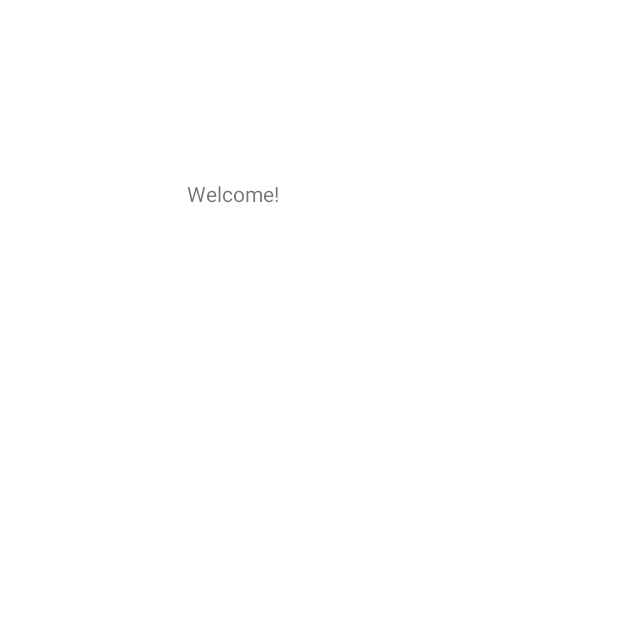
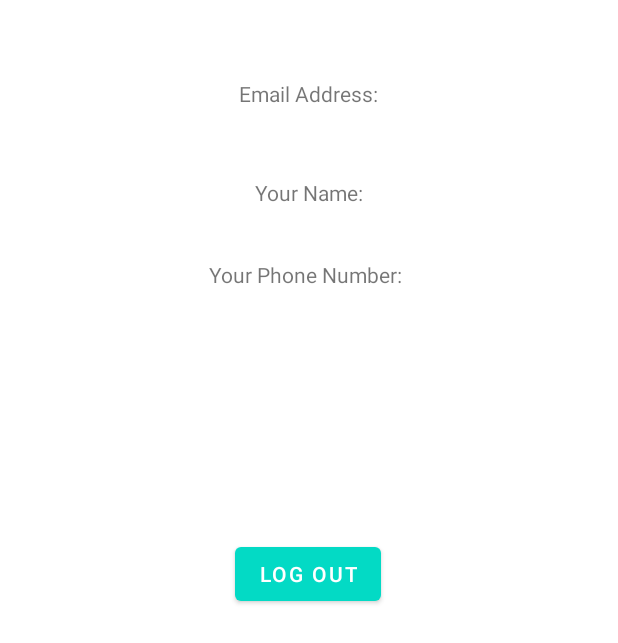
Before and after one commit to mateozikovic/SunBedReservation, an Android app: the ProfileActivity screen opened directly, with no data from a screen before it, on a phone screen of 412 x 824 dp. Before the commit the part shown is almost empty. Shown: the top 643 px of the screen. Run offline under Robolectric (Android 15) with nearby library versions, the phone set to English and light mode, and no system bars; our stand-ins replace Firebase (no records; nobody signed in at launch, a user with empty details on screens opened directly).

Commit message:
added profile activity

```diff
--- a/app/src/main/java/com/application/sunbedreservation/LoginActivity.java
+++ b/app/src/main/java/com/application/sunbedreservation/LoginActivity.java
@@ -18,6 +18,7 @@ import com.google.android.gms.tasks.OnCompleteListener;
 import com.google.android.gms.tasks.Task;
 import com.google.firebase.auth.AuthResult;
 import com.google.firebase.auth.FirebaseAuth;
+import com.google.firebase.auth.FirebaseUser;
 
 import org.w3c.dom.Text;
 
@@ -103,17 +104,22 @@ public class LoginActivity extends AppCompatActivity implements View.OnClickList
             @Override
             public void onComplete(@NonNull Task<AuthResult> task) {
                 if (task.isSuccessful()) {
-                    //redirect to user profile
-                    startActivity(new Intent(LoginActivity.this, ProfileActivity.class));
+                    FirebaseUser user = FirebaseAuth.getInstance().getCurrentUser();
+
+                    if (user.isEmailVerified()) {
+                        //Redirect to user profile
+                        startActivity(new Intent(LoginActivity.this, ProfileActivity.class));
+                    } else {
+                        user.sendEmailVerification();
+                        Toast.makeText(LoginActivity.this, "Check your email to verify your account!", Toast.LENGTH_LONG).show();
+                    }
 
                 } else {
-                    // Toast.makeText(LoginActivity.this, "Failed to login... Please try again!", Toast.LENGTH_LONG).show();
-
-                    Toast.makeText(LoginActivity.this, "Error: "+ task.getException().getMessage(), Toast.LENGTH_LONG).show();
+                    Toast.makeText(LoginActivity.this, "Failed to login... Please try again!", Toast.LENGTH_LONG).show();
+                    progressBarLogin.setVisibility(View.GONE);
+                    // Toast.makeText(LoginActivity.this, "Error: "+ task.getException().getMessage(), Toast.LENGTH_LONG).show();
                 }
             }
-
-
         });
     }
 }
--- a/app/src/main/java/com/application/sunbedreservation/ProfileActivity.java
+++ b/app/src/main/java/com/application/sunbedreservation/ProfileActivity.java
@@ -1,14 +1,75 @@
 package com.application.sunbedreservation;
 
+import androidx.annotation.NonNull;
 import androidx.appcompat.app.AppCompatActivity;
 
+import android.content.Intent;
 import android.os.Bundle;
+import android.view.View;
+import android.widget.Button;
+import android.widget.TextView;
+import android.widget.Toast;
+
+import com.google.firebase.auth.FirebaseAuth;
+import com.google.firebase.auth.FirebaseUser;
+import com.google.firebase.database.DataSnapshot;
+import com.google.firebase.database.DatabaseError;
+import com.google.firebase.database.DatabaseReference;
+import com.google.firebase.database.FirebaseDatabase;
+import com.google.firebase.database.ValueEventListener;
 
 public class ProfileActivity extends AppCompatActivity {
+
+    private FirebaseUser user;
+    private DatabaseReference reference;
+
+    private String userID;
+
+    private Button logoutButton;
 
     @Override
     protected void onCreate(Bundle savedInstanceState) {
         super.onCreate(savedInstanceState);
         setContentView(R.layout.activity_profile);
+
+        logoutButton = (Button) findViewById(R.id.logoutButton);
+
+        logoutButton.setOnClickListener(new View.OnClickListener() {
+            @Override
+            public void onClick(View view) {
+                FirebaseAuth.getInstance().signOut();
+                startActivity(new Intent(ProfileActivity.this, LoginActivity.class));
+            }
+        });
+
+        user = FirebaseAuth.getInstance().getCurrentUser();
+        reference = FirebaseDatabase.getInstance().getReference("Users");
+        userID = user.getUid();
+
+        final TextView emailTextView = (TextView) findViewById(R.id.emailAddressText);
+        final TextView yourNameTextView = (TextView) findViewById(R.id.yourNameText);
+        final TextView yourPhoneTextView = (TextView) findViewById(R.id.yourPhoneText);
+
+        reference.child(userID).addListenerForSingleValueEvent(new ValueEventListener() {
+            @Override
+            public void onDataChange(@NonNull DataSnapshot snapshot) {
+                User userProfile = snapshot.getValue(User.class);
+
+                if(userProfile != null) {
+                    String email = userProfile.email;
+                    String fullName = userProfile.fullName;
+                    String phone = userProfile.phone;
+
+                    yourNameTextView.setText(fullName);
+                    emailTextView.setText(email);
+                    yourPhoneTextView.setText(phone);
+                }
+            }
+
+            @Override
+            public void onCancelled(@NonNull DatabaseError error) {
+                Toast.makeText(ProfileActivity.this, "Something wrong happened!", Toast.LENGTH_LONG).show();
+            }
+        });
     }
 }
--- a/app/src/main/java/com/application/sunbedreservation/RegistrationActivity.java
+++ b/app/src/main/java/com/application/sunbedreservation/RegistrationActivity.java
@@ -125,6 +125,8 @@ public class RegistrationActivity extends AppCompatActivity implements View.OnCl
                                                 Toast.makeText(RegistrationActivity.this, "User has been registered succesfully!", Toast.LENGTH_LONG).show();
                                                 progressBar.setVisibility(View.GONE);
                                                 Log.i("login", "Succesfull");
+
+                                                startActivity(new Intent(RegistrationActivity.this, LoginActivity.class));
                                                 // redirect to login layout!
                                             } else {
                                                 Toast.makeText(RegistrationActivity.this, "Failed to register... Try again!", Toast.LENGTH_LONG).show();
--- a/app/src/main/res/layout/activity_profile.xml
+++ b/app/src/main/res/layout/activity_profile.xml
@@ -6,17 +6,85 @@
     android:layout_height="match_parent"
     tools:context=".ProfileActivity">
 
-    <TextView
-        android:id="@+id/textView"
+    <Button
+        android:id="@+id/logoutButton"
         android:layout_width="wrap_content"
         android:layout_height="wrap_content"
-        android:layout_marginStart="126dp"
-        android:layout_marginTop="73dp"
-        android:layout_marginEnd="227dp"
-        android:layout_marginBottom="639dp"
-        android:text="Welcome!"
+        android:text="Log Out"
         app:layout_constraintBottom_toBottomOf="parent"
         app:layout_constraintEnd_toEndOf="parent"
+        app:layout_constraintHorizontal_bias="0.498"
         app:layout_constraintStart_toStartOf="parent"
-        app:layout_constraintTop_toTopOf="parent" />
+        app:layout_constraintTop_toTopOf="parent"
+        app:layout_constraintVertical_bias="0.462" />
+
+    <TextView
+        android:id="@+id/emailAddressTitle"
+        android:layout_width="wrap_content"
+        android:layout_height="wrap_content"
+        android:layout_marginStart="159dp"
+        android:layout_marginTop="42dp"
+        android:layout_marginEnd="159dp"
+        android:text="Email Address:"
+        app:layout_constraintBottom_toTopOf="@+id/logoutButton"
+        app:layout_constraintEnd_toEndOf="parent"
+        app:layout_constraintHorizontal_bias="0.0"
+        app:layout_constraintStart_toStartOf="parent"
+        app:layout_constraintTop_toTopOf="parent"
+        app:layout_constraintVertical_bias="0.035" />
+
+    <TextView
+        android:id="@+id/emailAddressText"
+        android:layout_width="wrap_content"
+        android:layout_height="wrap_content"
+        android:layout_marginTop="11dp"
+        app:layout_constraintEnd_toEndOf="parent"
+        app:layout_constraintStart_toStartOf="parent"
+        app:layout_constraintTop_toBottomOf="@+id/emailAddressTitle" />
+
+    <TextView
+        android:id="@+id/yourNameTitle"
+        android:layout_width="wrap_content"
+        android:layout_height="wrap_content"
+        android:layout_marginTop="16dp"
+        android:text="Your Name:"
+        app:layout_constraintEnd_toEndOf="parent"
+        app:layout_constraintStart_toStartOf="parent"
+        app:layout_constraintTop_toBottomOf="@+id/emailAddressText" />
+
+    <TextView
+        android:id="@+id/yourNameText"
+        android:layout_width="wrap_content"
+        android:layout_height="wrap_content"
+        android:layout_marginTop="8dp"
+        app:layout_constraintEnd_toEndOf="parent"
+        app:layout_constraintHorizontal_bias="0.501"
+        app:layout_constraintStart_toStartOf="parent"
+        app:layout_constraintTop_toBottomOf="@+id/yourNameTitle" />
+
+    <TextView
+        android:id="@+id/yourPhoneTitle"
+        android:layout_width="wrap_content"
+        android:layout_height="wrap_content"
+        android:layout_marginStart="139dp"
+        android:layout_marginTop="8dp"
+        android:layout_marginEnd="140dp"
+        android:text="Your Phone Number: "
+        app:layout_constraintEnd_toEndOf="parent"
+        app:layout_constraintHorizontal_bias="0.0"
+        app:layout_constraintStart_toStartOf="parent"
+        app:layout_constraintTop_toBottomOf="@+id/yourNameText" />
+
+    <TextView
+        android:id="@+id/yourPhoneText"
+        android:layout_width="wrap_content"
+        android:layout_height="wrap_content"
+        app:layout_constraintBottom_toTopOf="@+id/logoutButton"
+        app:layout_constraintEnd_toEndOf="parent"
+        app:layout_constraintHorizontal_bias="0.501"
+        app:layout_constraintStart_toStartOf="parent"
+        app:layout_constraintTop_toBottomOf="@+id/yourPhoneTitle"
+        app:layout_constraintVertical_bias="0.253" />
+
+
 </androidx.constraintlayout.widget.ConstraintLayout>
```
